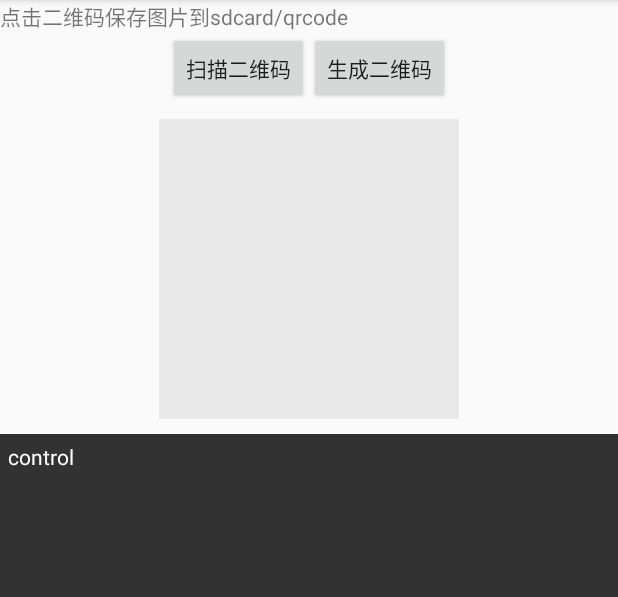
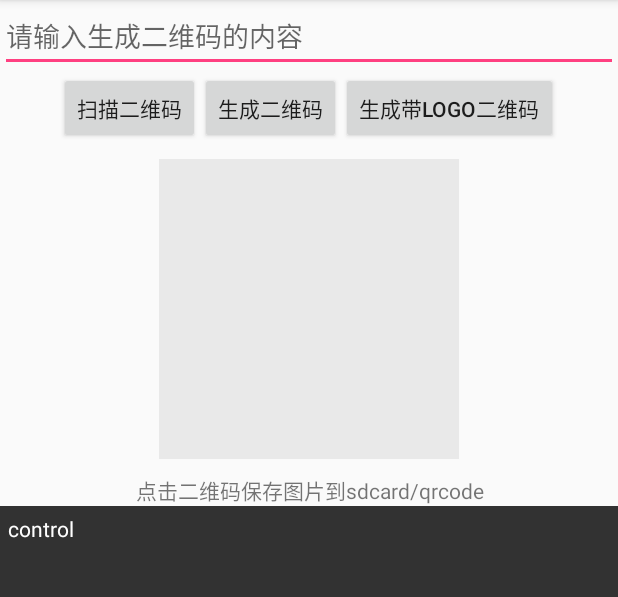
Before and after one commit to jwkj/LibZXing, an Android app: the screen it shows after launch (MainActivity), on a phone screen of 412 x 824 dp, the part 84-681 px from its top. Run offline under Robolectric (Android 15) with nearby library versions, the phone set to English and light mode, and no system bars; 1 statement that could not run was skipped.

```diff
--- a/app/src/main/res/layout/activity_main.xml
+++ b/app/src/main/res/layout/activity_main.xml
@@ -6,10 +6,13 @@
     android:orientation="vertical"
     tools:context="com.jwkj.libzxingdemo.MainActivity">
 
-    <TextView
-        android:layout_width="wrap_content"
+    <EditText
+        android:id="@+id/et_content"
+        android:layout_width="match_parent"
         android:layout_height="wrap_content"
-        android:text="点击二维码保存图片到sdcard/qrcode" />
+        android:hint="请输入生成二维码的内容"
+        android:lines="1"
+        android:maxLines="1" />
 
     <LinearLayout
         android:layout_width="match_parent"
@@ -29,16 +32,28 @@
             android:onClick="onCreateQR"
             android:text="生成二维码" />
 
+        <Button
+            android:layout_width="wrap_content"
+            android:layout_height="wrap_content"
+            android:onClick="onCreateQRLogo"
+            android:text="生成带LOGO二维码" />
+
     </LinearLayout>
 
     <ImageView
         android:id="@+id/iv_qrcode"
-        android:scaleType="fitXY"
         android:layout_width="200dp"
         android:layout_height="200dp"
         android:layout_gravity="center"
         android:layout_margin="10dp"
-        android:background="#1000" />
+        android:background="#1000"
+        android:scaleType="fitXY" />
+
+    <TextView
+        android:layout_width="match_parent"
+        android:layout_height="wrap_content"
+        android:gravity="center"
+        android:text="点击二维码保存图片到sdcard/qrcode" />
 
     <ScrollView
         android:layout_width="match_parent"
--- /dev/null
+++ b/libzxing/src/main/java/com/jwkj/libzxing/OnQRCodeScanCallback.java
@@ -0,0 +1,27 @@
+package com.jwkj.libzxing;
+
+/**
+ * 二维码扫描结果回调
+ * Created by HDL on 2017/6/28.
+ */
+
+public interface OnQRCodeScanCallback {
+    /**
+     * 扫描完成的时候会回调此方法，结果存在于result中
+     *
+     * @param result 扫描结果
+     */
+    void onCompleted(String result);
+
+    /**
+     * 当扫描过程出错的时候会回调
+     *
+     * @param errorMsg 错误信息
+     */
+    void onError(Throwable errorMsg);
+
+    /**
+     * 当扫描被取消的时候回调
+     */
+    void onCancel();
+}
--- a/libzxing/src/main/res/values/strings.xml
+++ b/libzxing/src/main/res/values/strings.xml
@@ -3,6 +3,9 @@
     <string name="app_name">libzxing</string>
     <string name="scan_it">Scan it</string>
     <string name="scan_text">Place the QR code into the box to start automatic scanning </string>
+    <string name="prompt">Prompt</string>
     <string name="select_pic_from_album">选择相册中的图片</string>
     <string name="pic_no_qrcode">图中无二维码或二维码难以识别</string>
+    <string name="camera_error">相机异常</string>
+    <string name="confirm">Confirm</string>
 </resources>
```
Also changed, not shown: app/src/main/java/com/jwkj/libzxingdemo/MainActivity.java (+56 -83 lines), app/src/main/java/com/jwkj/libzxingdemo/utils/QRCodeFileUtils.java (added, +74 -0 lines), libzxing/src/main/java/com/jwkj/libzxing/IQRCodeStrategy.java (added, +47 -0 lines), libzxing/src/main/java/com/jwkj/libzxing/QRCodeManager.java (added, +156 -0 lines), libzxing/src/main/java/com/jwkj/libzxing/activity/CaptureActivity.java (+10 -7 lines), 20 other files.
